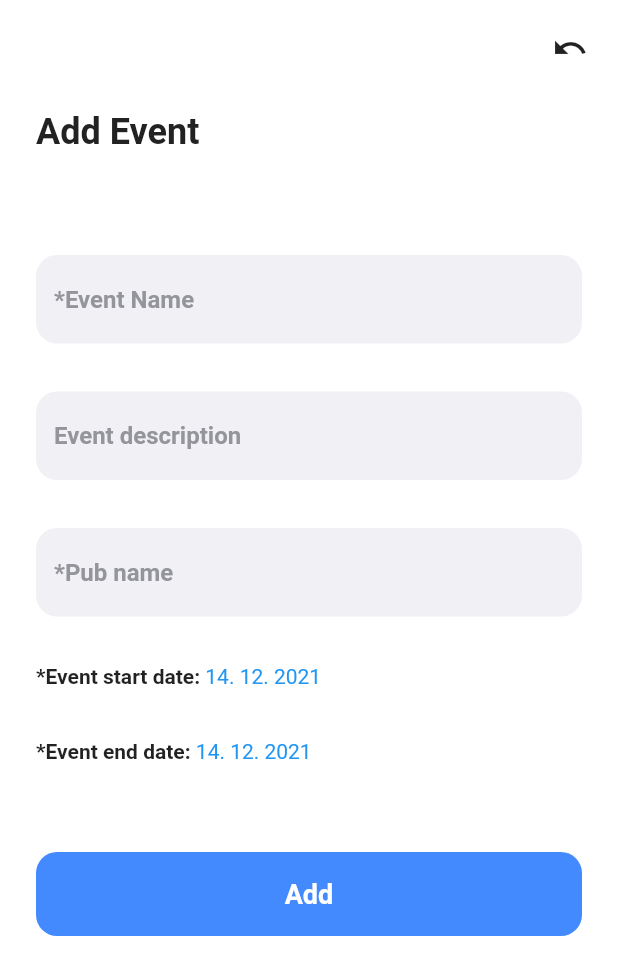
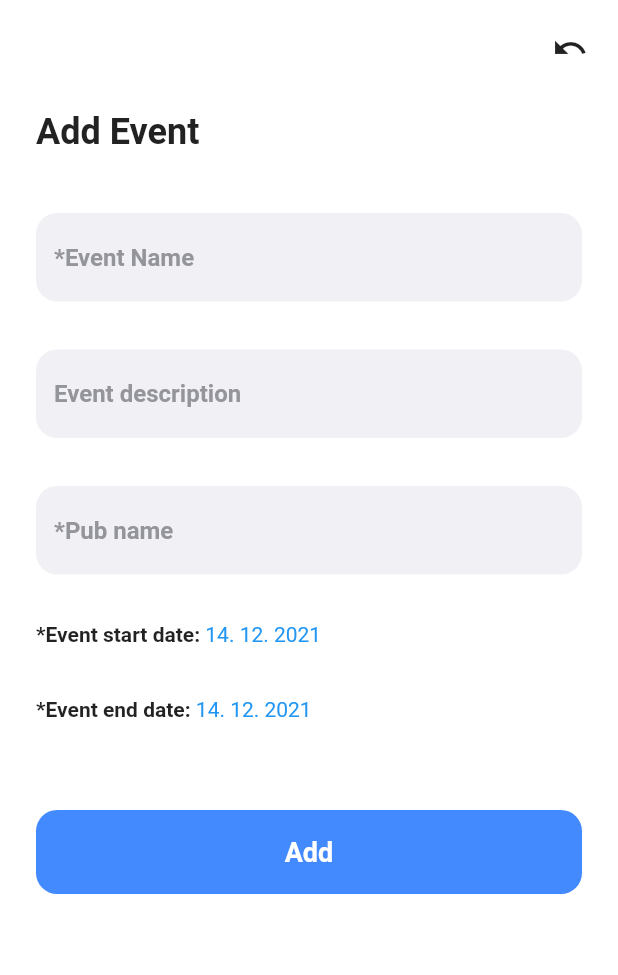
Before and after one commit to xbabka01/-Drinkward, a Flutter app: the screen it shows after launch, after a tap on the "add circle outline" icon, on a phone screen of 412 x 824 dp. Shown: the top 975 px of the screen. Run offline on Flutter 3.47's test engine with Material 2 defaults, Android fonts, the phone set to English and light mode, and no system bars; our stand-ins replace google_maps_flutter, location, shared_preferences, substring_highlight; missing offline and left inert: postgres.

Commit message:
fix addEvent

```diff
--- a/lib/AddEventView.dart
+++ b/lib/AddEventView.dart
@@ -53,12 +53,10 @@ class _AddEvent extends State<AddEvent> {
     for (final row in results) {
       pubs.add(row[0]);
     }
-    connection.close();
     return pubs;
   }
 
   Future addEvent() async {
-    await connection.open();
     List<List<dynamic>> results = await connection.query("SELECT id FROM public.\"Pubs\" WHERE google_id = \'" + "jhkjk21321jhhgjh" + "\'");
     if (results.isEmpty || results[0].isEmpty) {
       // TODO poloha a ostatne
@@ -105,6 +103,7 @@ class _AddEvent extends State<AddEvent> {
               EdgeInsets.only(left: 10, top: 20, right: 20, bottom: 10),
               alignment: Alignment.topRight,
               onPressed: () {
+                connection.close();
                 Navigator.pop(context);
               },
               icon: Icon(Icons.undo),
@@ -127,7 +126,7 @@ class _AddEvent extends State<AddEvent> {
                     ],
                   ),
                   SizedBox(
-                    height: 48,
+                    height: 20,
                   ),
                   Form(
                     child: Column(
```
